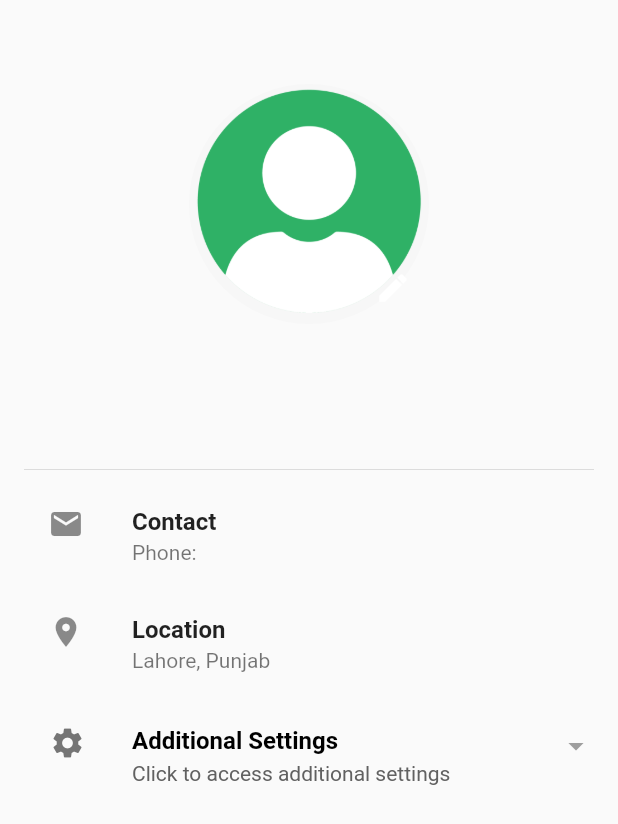
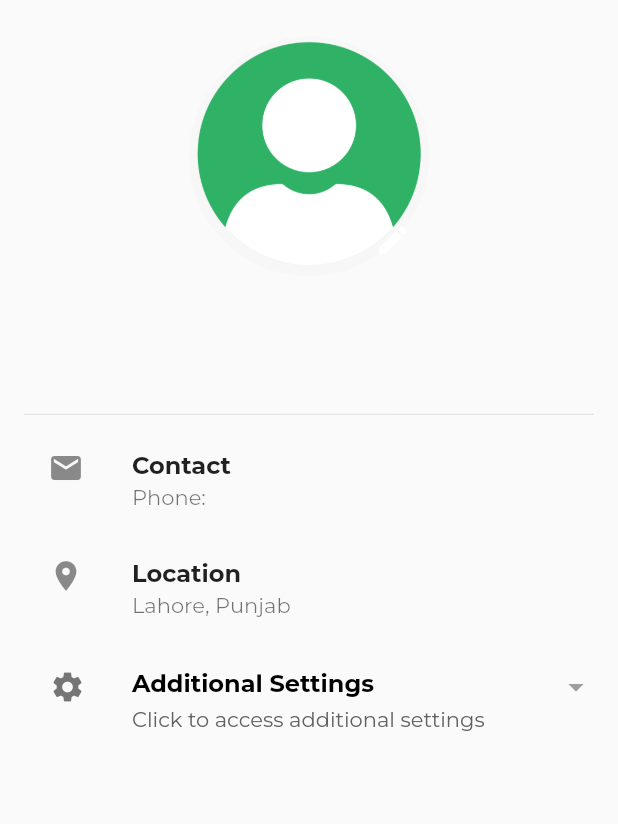
Before and after one commit to shahfarazz/rehnaa-concept, a Flutter app: the LandlordProfilePage screen opened directly with empty values, on a phone screen of 412 x 824 dp. Shown: the top 824 px of the screen. Run offline on Flutter 3.47's test engine with Material 2 defaults, Android fonts, the phone set to English and light mode, and no system bars; our stand-ins replace cached_network_image, carousel_slider, cloud_firestore, confetti, firebase_auth, firebase_core and 12 more; missing offline and left inert: dart:html, dart:js_interop, flutter_pdfview; accounts and stored records are empty.

Commit message:
font fixes

```diff
--- a/lib/frontend/helper/Landlorddashboard_pages/landlord_profile.dart
+++ b/lib/frontend/helper/Landlorddashboard_pages/landlord_profile.dart
@@ -2,6 +2,7 @@ import 'package:cloud_firestore/cloud_firestore.dart';
 import 'package:firebase_auth/firebase_auth.dart';
 import 'package:flutter/material.dart';
 import 'package:fluttertoast/fluttertoast.dart';
+import 'package:google_fonts/google_fonts.dart';
 import 'package:rehnaa/backend/services/authentication_service.dart';
 
 import '../../Screens/login_page.dart';
@@ -233,7 +234,7 @@ class _LandlordProfilePageState extends State<LandlordProfilePage> {
                         'Choose from Gallery',
                         style: TextStyle(
                             fontSize: 16,
-                        ),
+                            fontFamily: GoogleFonts.montserrat().fontFamily),
                       ),
                     ],
                   ),
@@ -255,7 +256,7 @@ class _LandlordProfilePageState extends State<LandlordProfilePage> {
                         'Cancel',
                         style: TextStyle(
                             fontSize: 16,
-                        ),
+                            fontFamily: GoogleFonts.montserrat().fontFamily),
                       ),
                     ],
                   ),
@@ -278,6 +279,7 @@ class _LandlordProfilePageState extends State<LandlordProfilePage> {
             .doc(widget.uid)
             .get(),
         builder: (context, snapshot) {
+          Size size = MediaQuery.of(context).size;
           if (snapshot.connectionState == ConnectionState.waiting) {
             // While data is being fetched, show a loading indicator
             return const Center(child: CircularProgressIndicator());
@@ -322,7 +324,8 @@ class _LandlordProfilePageState extends State<LandlordProfilePage> {
             child: Column(
               crossAxisAlignment: CrossAxisAlignment.center,
               children: [
-                const SizedBox(height: 40),
+                // const SizedBox(height: 40),
+                SizedBox(height: size.height * 0.01),
                 Stack(
                   alignment: Alignment.bottomRight,
                   children: [
@@ -372,22 +375,22 @@ class _LandlordProfilePageState extends State<LandlordProfilePage> {
                     ),
                   ],
                 ),
-                const SizedBox(height: 20),
+                SizedBox(height: size.height * 0.02),
                 Text(
                   '$firstName $lastName',
-                  style: const TextStyle(
+                  style: TextStyle(
                       fontSize: 24,
                       fontWeight: FontWeight.bold,
-                  ),
+                      fontFamily: GoogleFonts.montserrat().fontFamily),
                 ),
                 Text(
                   description,
-                  style: const TextStyle(
+                  style: TextStyle(
                       fontSize: 18,
                       color: Colors.grey,
+                      fontFamily: GoogleFonts.montserrat().fontFamily),
                 ),
-                ),
-                const SizedBox(height: 20),
+                SizedBox(height: size.height * 0.02),
                 const Divider(),
                 ProfileInfoItem(
                   icon: Icons.email,
@@ -422,27 +425,29 @@ class _LandlordProfilePageState extends State<LandlordProfilePage> {
                                   crossAxisAlignment: CrossAxisAlignment.start,
                                   children: [
                                     const SizedBox(height: 18),
-                                    const Text(
+                                    Text(
                                       'Additional Settings',
                                       style: TextStyle(
                                           fontSize: 16,
                                           color: Colors.black,
                                           fontWeight: FontWeight.bold,
+                                          fontFamily: GoogleFonts.montserrat()
+                                              .fontFamily),
                                     ),
-                                    ),
-                                    const SizedBox(height: 4),
+                                    SizedBox(height: size.height * 0.005),
                                     Text(
                                       'Click to access additional settings',
                                       style: TextStyle(
                                           fontSize: 14,
                                           color: Colors.grey[700],
-                                      ),
+                                          fontFamily: GoogleFonts.montserrat()
+                                              .fontFamily),
                                     ),
                                   ],
                                 ),
                               ),
                               SizedBox(
-                                height: 20,
+                                height: size.height * 0.05,
                                 child: LayoutBuilder(
                                   builder: (context, constraints) {
                                     return AnimatedSwitcher(
@@ -946,11 +951,14 @@ class ProfileInfoItem extends StatelessWidget {
       leading: Icon(icon),
       title: Text(
         title,
-        style: const TextStyle(
+        style: TextStyle(
             fontWeight: FontWeight.bold,
+            fontFamily: GoogleFonts.montserrat().fontFamily),
       ),
+      subtitle: Text(
+        subtitle,
+        style: TextStyle(fontFamily: GoogleFonts.montserrat().fontFamily),
       ),
-      subtitle: Text(subtitle),
       onTap: onTap,
     );
   }
```
Also changed, not shown: lib/frontend/Screens/Landlord/landlord_dashboard.dart (+25 -17 lines), lib/frontend/Screens/faq.dart (+22 -36 lines), lib/frontend/helper/Dealerdashboard_pages/dealer_profile.dart (+12 -9 lines), lib/frontend/helper/Landlorddashboard_pages/landlordproperties.dart (+15 -1 lines). Lines whose indentation alone changed are shown as unchanged.
